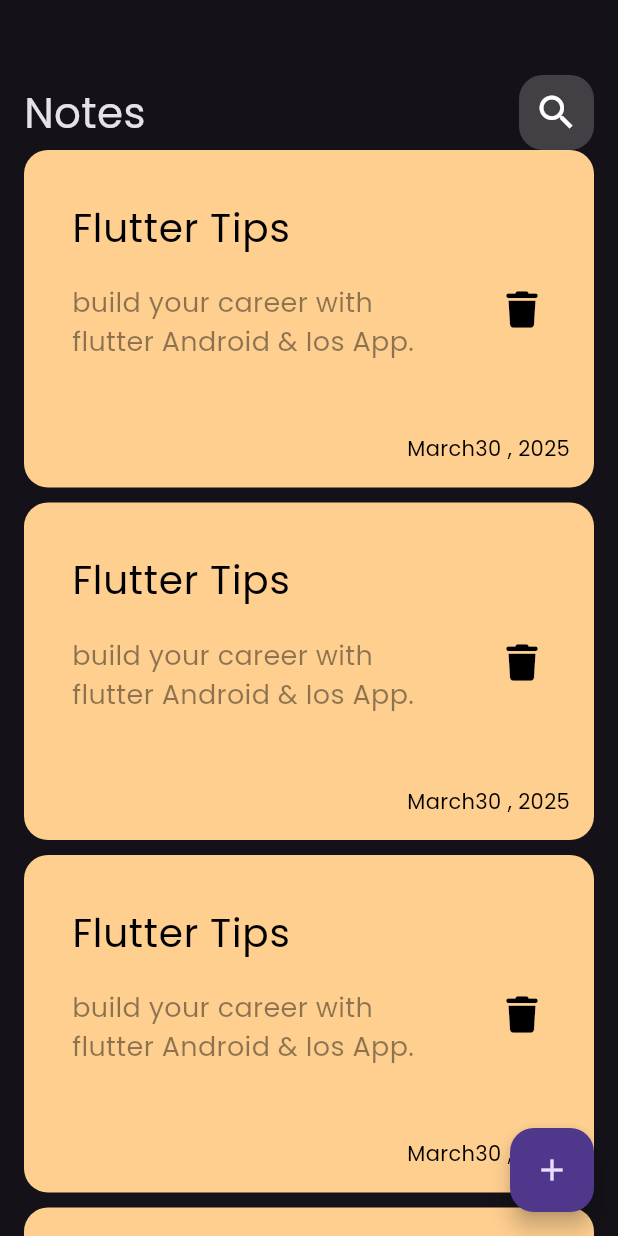
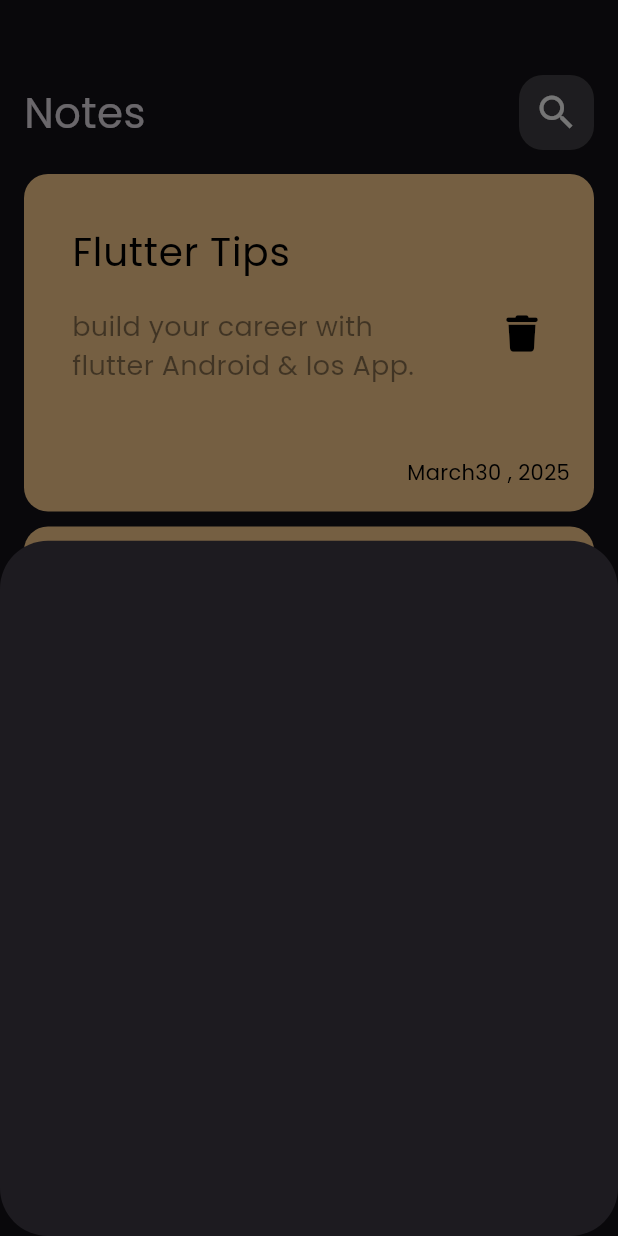
Before and after one commit to ramyMeg/notes_app, a Flutter app: the screen it shows after launch, after a tap on the "add" icon, on a phone screen of 412 x 824 dp. Run offline on Flutter 3.47's test engine with Material 3 defaults, Android fonts, the phone set to English and light mode, and no system bars; our stand-ins replace font_awesome_flutter.

Commit message:
create showModalBottomSheet and add shape

```diff
--- /dev/null
+++ b/lib/views/add_Note_Buttom_sheet.dart
@@ -0,0 +1,10 @@
+import 'package:flutter/material.dart';
+
+class AddNoteBottomSheet extends StatelessWidget {
+  const AddNoteBottomSheet({super.key});
+
+  @override
+  Widget build(BuildContext context) {
+    return Container();
+  }
+}
--- a/lib/views/notes_view.dart
+++ b/lib/views/notes_view.dart
@@ -1,4 +1,5 @@
 import 'package:flutter/material.dart';
+import 'package:notes_app/views/add_Note_Buttom_sheet.dart';
 import 'package:notes_app/views/widgets/notes_view_body.dart';
 
 class NotesView extends StatelessWidget {
@@ -8,7 +9,17 @@ class NotesView extends StatelessWidget {
   Widget build(BuildContext context) {
     return Scaffold(
       floatingActionButton: FloatingActionButton(
-        onPressed: () {},
+        onPressed: () {
+          showModalBottomSheet(
+            shape: RoundedRectangleBorder(
+              borderRadius: BorderRadius.circular(32),
+            ),
+            context: context,
+            builder: (context) {
+              return const AddNoteBottomSheet();
+            },
+          );
+        },
         child: Icon(Icons.add),
       ),
       body: const NotesViewBody(),
--- a/lib/views/widgets/notes_list_view.dart
+++ b/lib/views/widgets/notes_list_view.dart
@@ -9,13 +9,17 @@ class NotesListView extends StatelessWidget {
   ];
   @override
   Widget build(BuildContext context) {
-    return ListView.builder(
+    return Padding(
+      padding: EdgeInsets.symmetric(vertical: 16.0),
+      child: ListView.builder(
+        padding: EdgeInsets.zero,
         itemBuilder: (context, index) {
           return const Padding(
             padding: EdgeInsets.only(bottom: 10.0),
             child: NoteItem(),
           );
         },
+      ),
     );
   }
 }
```
Lines whose indentation alone changed are shown as unchanged.
